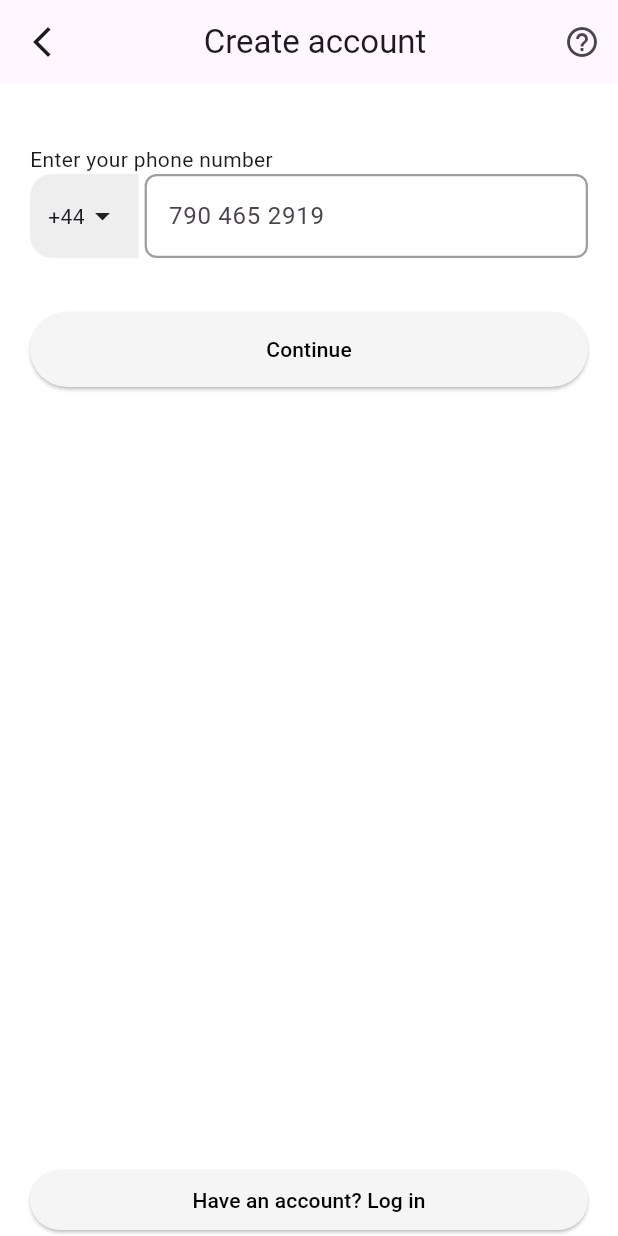
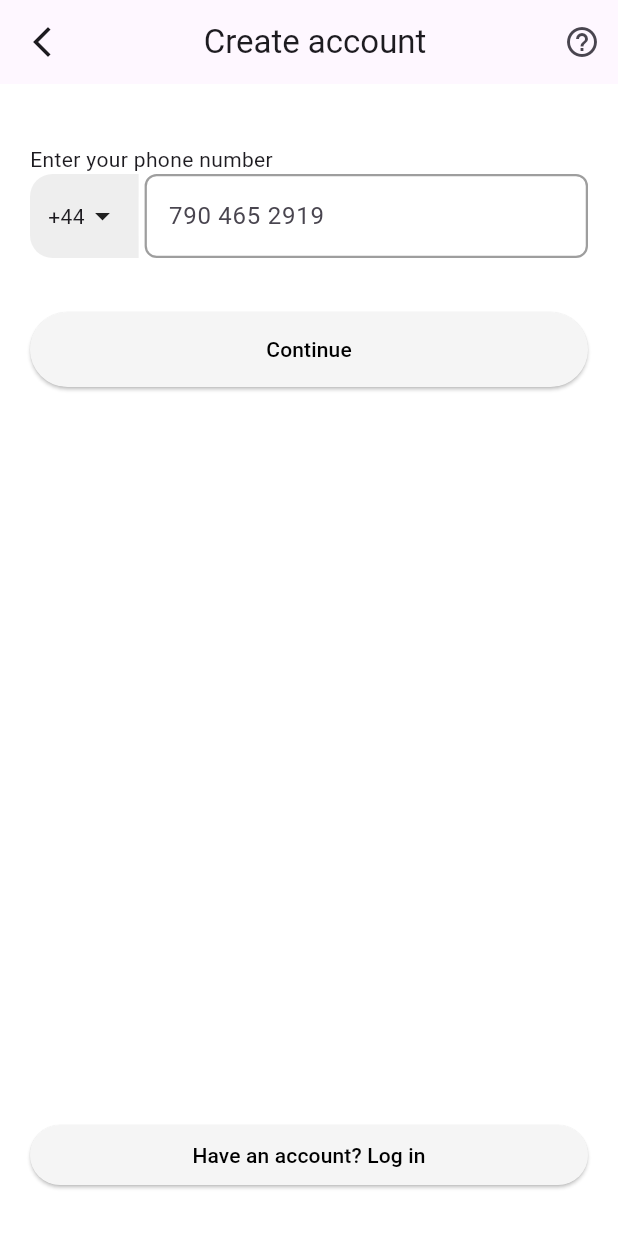
Before and after one commit to Ossy-em/login_page, a Flutter app: the screen it shows after launch, on a phone screen of 412 x 824 dp. Run offline on Flutter 3.47's test engine with Material 3 defaults, Android fonts, the phone set to English and light mode, and no system bars.

```diff
--- a/lib/main.dart
+++ b/lib/main.dart
@@ -211,9 +211,8 @@ class _CreateAccountPageState extends State<CreateAccountPage> {
                 ),
               ),
             ),
-              const Spacer(),
+            const Spacer(),
 
-            const SizedBox(height: 100),
             SizedBox(
               width: double.infinity,
               child: ElevatedButton(
@@ -228,6 +227,7 @@ class _CreateAccountPageState extends State<CreateAccountPage> {
                 ),
               ),
             ),
+            const SizedBox(height: 30),
           ],
         ),
       ),
@@ -238,7 +238,9 @@ class _CreateAccountPageState extends State<CreateAccountPage> {
 class _PhoneNumberFormatter extends TextInputFormatter {
   @override
   TextEditingValue formatEditUpdate(
-      TextEditingValue oldValue, TextEditingValue newValue) {
+    TextEditingValue oldValue,
+    TextEditingValue newValue,
+  ) {
     String digits = newValue.text.replaceAll(" ", "");
     String newText = '';
     for (int i = 0; i < digits.length; i++) {
```
Also changed, not shown: assets/ScreenShot1.png (added), assets/ScreenShot2.png (added), assets/ScreenShot3.png (added), assets/login1.png (deleted), assets/login2.png (deleted), 1 other file.
